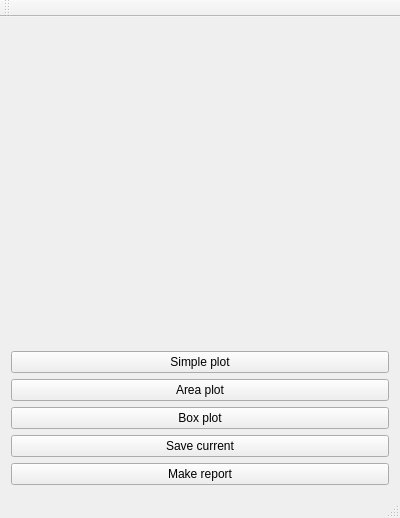
This is qt/charttest/mainwindow.ui in neutronimaging/sandbox as Qt 5 draws it before an edit. The edited form follows.
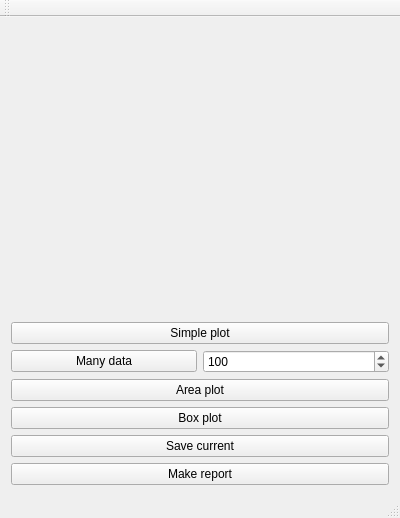
This is the edited form. Custom widgets are drawn as their Qt base class.

Commit message: Added test with different lengths

```diff
--- a/qt/charttest/mainwindow.ui
+++ b/qt/charttest/mainwindow.ui
@@ -25,6 +25,27 @@
       </property>
      </widget>
     </item>
+    <item>
+     <layout class="QHBoxLayout" name="horizontalLayout">
+      <item>
+       <widget class="QPushButton" name="pushButton_6">
+        <property name="text">
+         <string>Many data</string>
+        </property>
+       </widget>
+      </item>
+      <item>
+       <widget class="QSpinBox" name="spinBox">
+        <property name="maximum">
+         <number>10000</number>
+        </property>
+        <property name="value">
+         <number>100</number>
+        </property>
+       </widget>
+      </item>
+     </layout>
+    </item>
     <item>
      <widget class="QPushButton" name="pushButton_2">
       <property name="text">
```
The commit also changes 2 other files.
